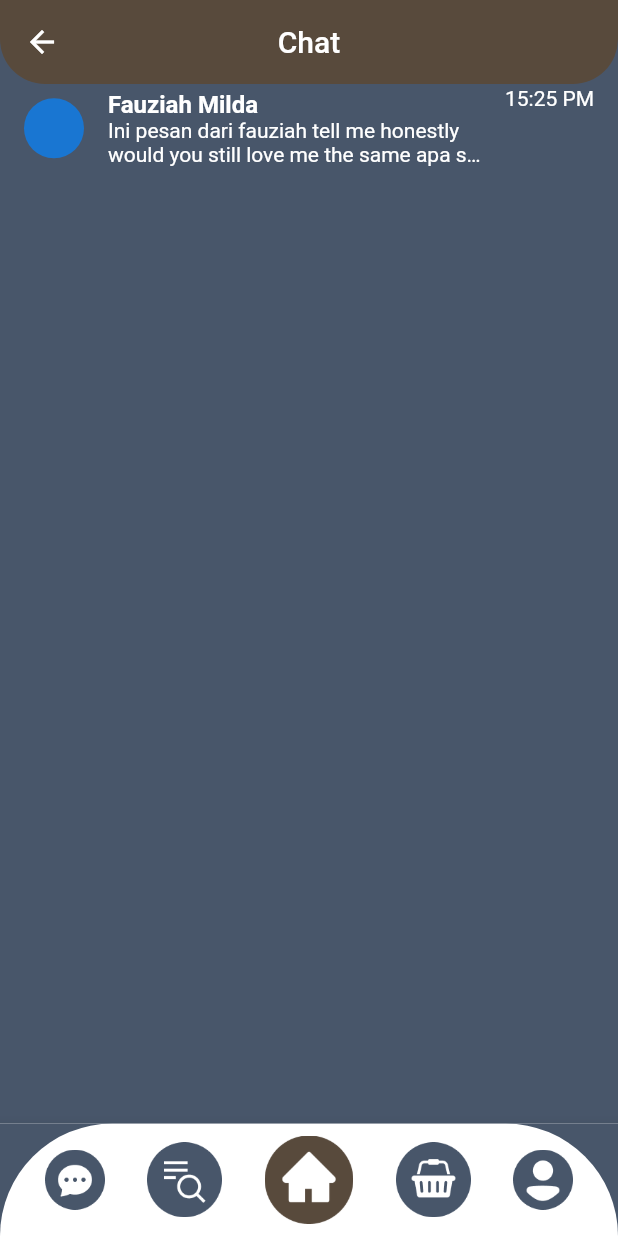
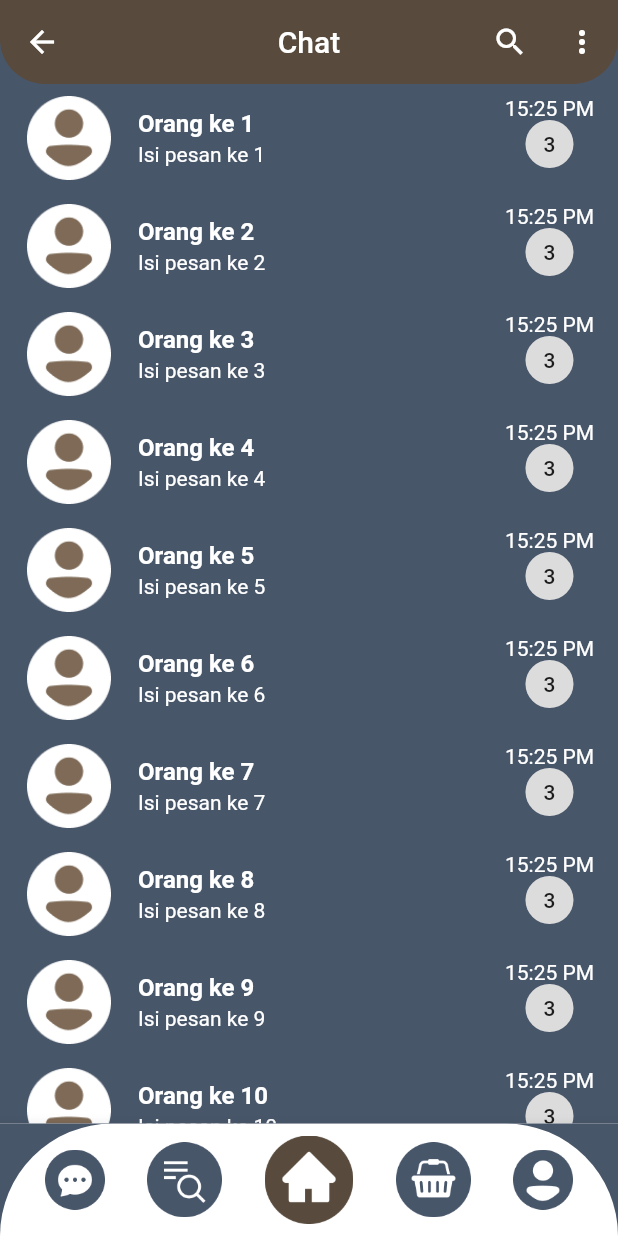
Before and after one commit to fauziahmilda/Aplikasi-GuruPrivate-Online, a Flutter app: the MessageView screen opened by its route, on a phone screen of 412 x 824 dp. Run offline on Flutter 3.47's test engine with Material 2 defaults, Android fonts, the phone set to English and light mode, and no system bars; our stand-ins replace firebase_core, get, image_picker, introduction_screen; accounts and stored records are empty.

Commit message:
message page update3

```diff
--- a/lib/app/modules/message/views/message_view.dart
+++ b/lib/app/modules/message/views/message_view.dart
@@ -6,7 +6,47 @@ import '../../../routes/app_pages.dart';
 import '../controllers/message_controller.dart';
 
 class MessageView extends GetView<MessageController> {
-  const MessageView({Key? key}) : super(key: key);
+  // const MessageView({Key? key}) : super(key: key);
+  final List<Widget> myChat = List.generate(
+    20,
+    (index) => ListTile(
+      onTap: () {},
+      leading: CircleAvatar(
+        radius: 30,
+        backgroundColor: Colors.black26,
+        child: Image.asset(
+          "assets/images/msg-profile.png",
+          fit: BoxFit.cover,
+        ),
+      ),
+      title: Text(
+        "Orang ke ${index + 1}",
+        style: TextStyle(
+            color: Color.fromRGBO(255, 255, 255, 1),
+            fontWeight: FontWeight.bold),
+      ),
+      subtitle: Text(
+        "Isi pesan ke ${index + 1}",
+        maxLines: 2,
+        overflow: TextOverflow.ellipsis,
+        style: TextStyle(
+          color: Colors.white,
+        ),
+      ),
+      trailing: Column(
+        children: [
+          Text(
+            "15:25 PM",
+            style: TextStyle(color: Colors.white),
+          ),
+          Chip(
+            materialTapTargetSize: MaterialTapTargetSize.shrinkWrap,
+            label: Text("3"),
+          ),
+        ],
+      ),
+    ),
+  );
   @override
   Widget build(BuildContext context) {
     return Scaffold(
@@ -20,6 +60,16 @@ class MessageView extends GetView<MessageController> {
           onPressed: () => Get.offAllNamed(Routes.HOME),
           icon: Icon(Icons.arrow_back),
         ),
+        actions: [
+          IconButton(
+            icon: const Icon(Icons.search),
+            onPressed: () {},
+          ),
+          IconButton(
+            icon: const Icon(Icons.more_vert),
+            onPressed: () {},
+          ),
+        ],
         shape: RoundedRectangleBorder(
             borderRadius: BorderRadius.vertical(bottom: Radius.circular(30))),
       ),
@@ -31,9 +81,8 @@ class MessageView extends GetView<MessageController> {
               height: 75,
             ),
             ClipRRect(
-                borderRadius: BorderRadius.only(
-                    topLeft: Radius.circular(80),
-                    topRight: Radius.circular(80)),
+              borderRadius: const BorderRadius.only(
+                  topLeft: Radius.circular(80), topRight: Radius.circular(80)),
               child: Container(
                 width: Get.width,
                 height: 75,
@@ -83,33 +132,9 @@ class MessageView extends GetView<MessageController> {
           ],
         ),
       ),
-        body: ListView(
-          children: [
-            ListTile(
-              title: Text(
-                "Fauziah Milda",
-                style:
-                    TextStyle(color: Colors.white, fontWeight: FontWeight.bold),
-              ),
-              subtitle: Text(
-                "Ini pesan dari fauziah tell me honestly would you still love me the same apa saja yang ada dalam pikiran mu tidak boleh mempengaruhi kamu itu gimana",
-                maxLines: 2,
-                overflow: TextOverflow.ellipsis,
-                style: TextStyle(
-                  color: Colors.white,
-                ),
-              ),
-              leading: CircleAvatar(),
-              trailing: Column(
-                children: [
-                  Text(
-                    "15:25 PM",
-                    style: TextStyle(color: Colors.white),
-                  ),
-                ],
-              ),
-            ),
-          ],
-        ));
+      body: ListView.builder(
+          itemCount: myChat.length,
+          itemBuilder: (context, index) => myChat[index]),
+    );
   }
 }
--- a/lib/app/routes/app_pages.dart
+++ b/lib/app/routes/app_pages.dart
@@ -56,7 +56,7 @@ class AppPages {
     ),
     GetPage(
       name: _Paths.MESSAGE,
-      page: () => const MessageView(),
+      page: () => MessageView(),
       binding: MessageBinding(),
     ),
     GetPage(
```
Also changed, not shown: lib/main.dart (+27 -21 lines), assets/images/msg-profile.png (added). Lines whose indentation alone changed are shown as unchanged.
